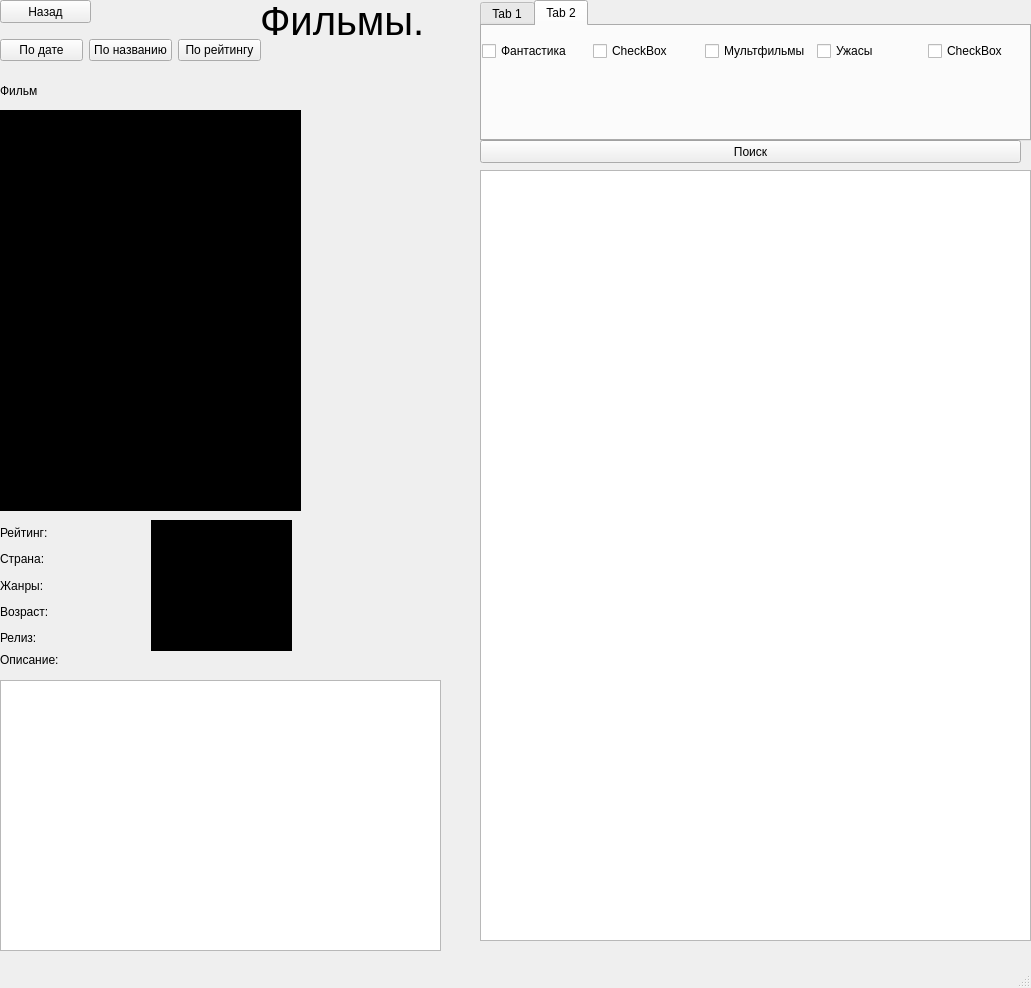
Qt form ui/film.ui (Zloiben/Application) before a commit.
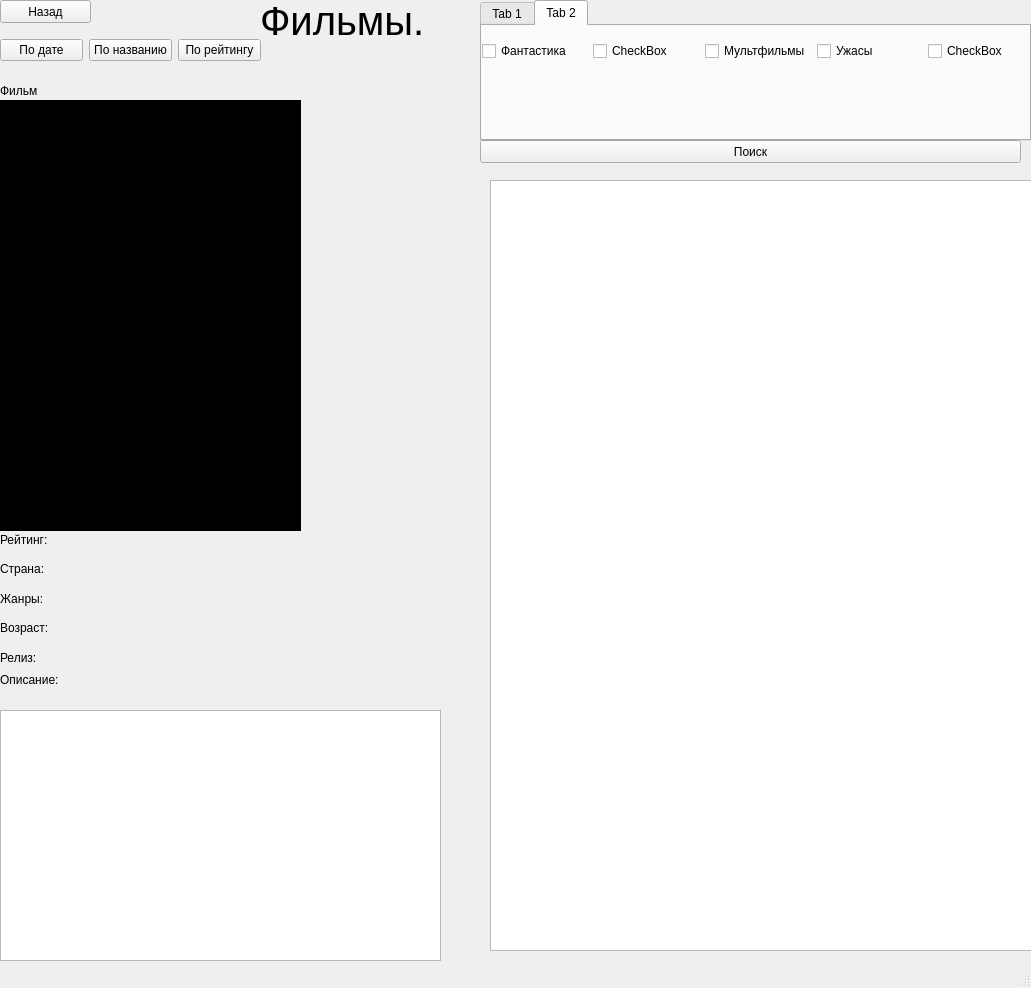
The same form after that commit.

```diff
--- a/ui/film.ui
+++ b/ui/film.ui
@@ -167,8 +167,8 @@
    <widget class="QListWidget" name="table_films">
     <property name="geometry">
      <rect>
-      <x>480</x>
-      <y>170</y>
+      <x>490</x>
+      <y>180</y>
       <width>551</width>
       <height>771</height>
      </rect>
@@ -178,9 +178,9 @@
     <property name="geometry">
      <rect>
       <x>0</x>
-      <y>110</y>
+      <y>100</y>
       <width>301</width>
-      <height>401</height>
+      <height>431</height>
      </rect>
     </property>
     <property name="styleSheet">
@@ -207,17 +207,20 @@
     <property name="geometry">
      <rect>
       <x>0</x>
-      <y>680</y>
+      <y>710</y>
       <width>441</width>
-      <height>271</height>
+      <height>251</height>
      </rect>
     </property>
+    <property name="readOnly">
+     <bool>true</bool>
+    </property>
    </widget>
    <widget class="QLabel" name="description">
     <property name="geometry">
      <rect>
       <x>0</x>
-      <y>650</y>
+      <y>670</y>
       <width>59</width>
       <height>20</height>
      </rect>
@@ -229,29 +232,77 @@
    <widget class="QWidget" name="horizontalLayoutWidget_3">
     <property name="geometry">
      <rect>
-      <x>0</x>
-      <y>520</y>
-      <width>301</width>
-      <height>131</height>
+      <x>60</x>
+      <y>528</y>
+      <width>141</width>
+      <height>141</height>
      </rect>
     </property>
-    <layout class="QHBoxLayout" name="information_about_films" stretch="0,0">
-     <property name="spacing">
-      <number>0</number>
-     </property>
-     <property name="leftMargin">
-      <number>0</number>
-     </property>
-     <property name="topMargin">
-      <number>0</number>
-     </property>
+    <layout class="QVBoxLayout" name="output_film">
      <property name="rightMargin">
-      <number>0</number>
+      <number>9</number>
      </property>
-     <property name="bottomMargin">
-      <number>0</number>
-     </property>
+     <item>
+      <widget class="QLabel" name="output_rating">
+       <property name="styleSheet">
+        <string notr="true"/>
+       </property>
+       <property name="text">
+        <string/>
+       </property>
+      </widget>
+     </item>
      <item>
+      <widget class="QLabel" name="output_nation">
+       <property name="styleSheet">
+        <string notr="true"/>
+       </property>
+       <property name="text">
+        <string/>
+       </property>
+      </widget>
+     </item>
+     <item>
+      <widget class="QLabel" name="output_style">
+       <property name="styleSheet">
+        <string notr="true"/>
+       </property>
+       <property name="text">
+        <string/>
+       </property>
+      </widget>
+     </item>
+     <item>
+      <widget class="QLabel" name="output_age">
+       <property name="styleSheet">
+        <string notr="true"/>
+       </property>
+       <property name="text">
+        <string/>
+       </property>
+      </widget>
+     </item>
+     <item>
+      <widget class="QLabel" name="output_date">
+       <property name="styleSheet">
+        <string notr="true"/>
+       </property>
+       <property name="text">
+        <string/>
+       </property>
+      </widget>
+     </item>
+    </layout>
+   </widget>
+   <widget class="QWidget" name="verticalLayoutWidget">
+    <property name="geometry">
+     <rect>
+      <x>0</x>
+      <y>528</y>
+      <width>61</width>
+      <height>141</height>
+     </rect>
+    </property>
       <layout class="QVBoxLayout" name="requests_film">
        <item>
         <widget class="QLabel" name="rating">
@@ -287,65 +338,6 @@
           <string>Релиз: </string>
          </property>
         </widget>
-       </item>
-      </layout>
-     </item>
-     <item>
-      <layout class="QVBoxLayout" name="output_film">
-       <property name="rightMargin">
-        <number>9</number>
-       </property>
-       <item>
-        <widget class="QLabel" name="output_rating">
-         <property name="styleSheet">
-          <string notr="true">background: black</string>
-         </property>
-         <property name="text">
-          <string/>
-         </property>
-        </widget>
-       </item>
-       <item>
-        <widget class="QLabel" name="output_nation">
-         <property name="styleSheet">
-          <string notr="true">background: black</string>
-         </property>
-         <property name="text">
-          <string/>
-         </property>
-        </widget>
-       </item>
-       <item>
-        <widget class="QLabel" name="output_style">
-         <property name="styleSheet">
-          <string notr="true">background: black</string>
-         </property>
-         <property name="text">
-          <string/>
-         </property>
-        </widget>
-       </item>
-       <item>
-        <widget class="QLabel" name="output_age">
-         <property name="styleSheet">
-          <string notr="true">background: black</string>
-         </property>
-         <property name="text">
-          <string/>
-         </property>
-        </widget>
-       </item>
-       <item>
-        <widget class="QLabel" name="output_date">
-         <property name="styleSheet">
-          <string notr="true">background: black</string>
-         </property>
-         <property name="text">
-          <string/>
-         </property>
-        </widget>
-       </item>
-      </layout>
      </item>
     </layout>
    </widget>
```
Left out of the diff: 2 changed lines with no effect on the pictures. Lines whose indentation alone changed are shown as unchanged.
